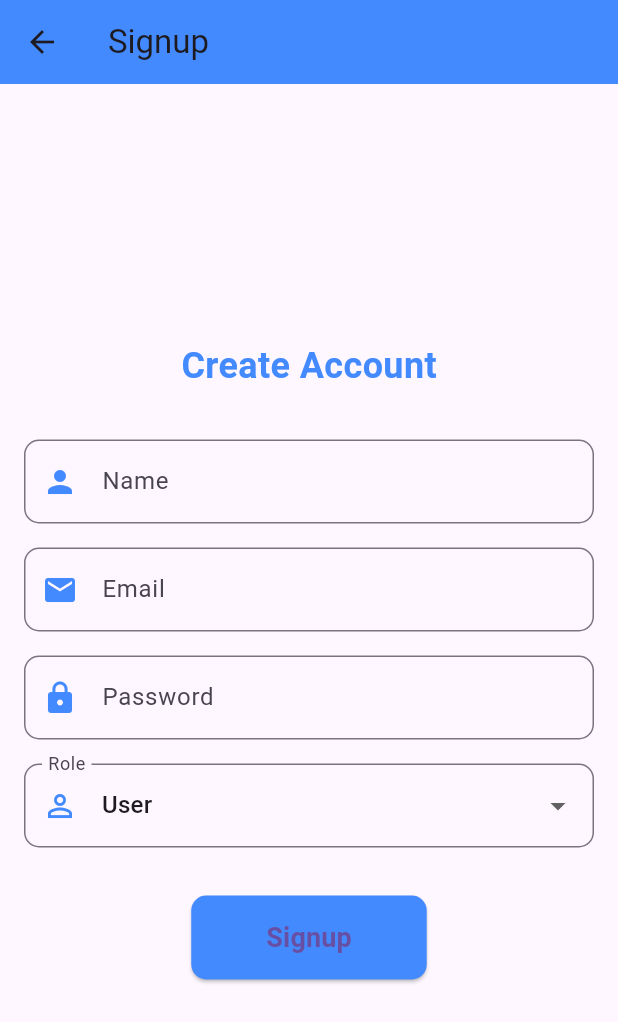
After one commit to MohamedYProg/MobileDev, a Flutter app: the screen it shows after launch, after a tap on "Sign Up", on a phone screen of 412 x 824 dp. The commit adds this screen. Shown: the top 1022 px of the screen. Run offline on Flutter 3.47's test engine with Material 3 defaults, Android fonts, the phone set to English and light mode, and no system bars; our stand-ins replace cloud_firestore, firebase_core; accounts and stored records are empty.

Commit message:
Signup page done

```diff
--- a/lib/main.dart
+++ b/lib/main.dart
@@ -2,6 +2,7 @@ import 'package:flutter/material.dart';
 import 'package:firebase_core/firebase_core.dart';
 import 'firebase_options.dart';
 import 'productListScreen.dart';
+import '/screens/auth/signup_screen.dart';
 
 void main() async {
   WidgetsFlutterBinding.ensureInitialized();
@@ -32,7 +33,10 @@ class HomeScreen extends StatelessWidget {
         title: Text('Home'),
       ),
       body: Center(
-        child: ElevatedButton(
+        child: Column(
+          mainAxisAlignment: MainAxisAlignment.center,
+          children: [
+            ElevatedButton(
               onPressed: () {
                 Navigator.push(
                   context,
@@ -41,6 +45,18 @@ class HomeScreen extends StatelessWidget {
               },
               child: const Text('View Products'),
             ),
+            SizedBox(height: 20), // Add some spacing between the buttons
+            ElevatedButton(
+              onPressed: () {
+                Navigator.push(
+                  context,
+                  MaterialPageRoute(builder: (context) => SignupScreen()),
+                );
+              },
+              child: const Text('Sign Up'),
+            ),
+          ],
+        ),
       ),
     );
   }
--- /dev/null
+++ b/lib/screens/auth/signup_screen.dart
@@ -0,0 +1,148 @@
+import 'package:flutter/material.dart';
+
+class SignupScreen extends StatefulWidget {
+  @override
+  _SignupScreenState createState() => _SignupScreenState();
+}
+
+class _SignupScreenState extends State<SignupScreen> {
+  final TextEditingController _nameController = TextEditingController();
+  final TextEditingController _emailController = TextEditingController();
+  final TextEditingController _passwordController = TextEditingController();
+  String _selectedRole = 'User'; // Default role
+
+  @override
+  Widget build(BuildContext context) {
+    return Scaffold(
+      appBar: AppBar(
+        title: Text('Signup'),
+        backgroundColor: Colors.blueAccent,
+      ),
+      body: Container(
+        padding: EdgeInsets.all(16),
+        child: Center(
+          child: SingleChildScrollView(
+            child: Column(
+              mainAxisAlignment: MainAxisAlignment.center,
+              children: [
+                Text(
+                  'Create Account',
+                  style: TextStyle(
+                    fontSize: 24,
+                    fontWeight: FontWeight.bold,
+                    color: Colors.blueAccent,
+                  ),
+                ),
+                SizedBox(height: 32),
+                _buildTextField(
+                  controller: _nameController,
+                  labelText: 'Name',
+                  icon: Icons.person,
+                ),
+                SizedBox(height: 16),
+                _buildTextField(
+                  controller: _emailController,
+                  labelText: 'Email',
+                  icon: Icons.email,
+                ),
+                SizedBox(height: 16),
+                _buildTextField(
+                  controller: _passwordController,
+                  labelText: 'Password',
+                  icon: Icons.lock,
+                  obscureText: true,
+                ),
+                SizedBox(height: 16),
+                _buildRoleDropdown(),
+                SizedBox(height: 32),
+                _buildSignupButton(context),
+              ],
+            ),
+          ),
+        ),
+      ),
+    );
+  }
+
+  Widget _buildTextField({
+    required TextEditingController controller,
+    required String labelText,
+    required IconData icon,
+    bool obscureText = false,
+  }) {
+    return TextField(
+      controller: controller,
+      decoration: InputDecoration(
+        labelText: labelText,
+        prefixIcon: Icon(icon, color: Colors.blueAccent),
+        border: OutlineInputBorder(
+          borderRadius: BorderRadius.circular(10),
+          borderSide: BorderSide(color: Colors.blueAccent),
+        ),
+        focusedBorder: OutlineInputBorder(
+          borderRadius: BorderRadius.circular(10),
+          borderSide: BorderSide(color: Colors.blueAccent),
+        ),
+      ),
+      obscureText: obscureText,
+    );
+  }
+
+  Widget _buildRoleDropdown() {
+    return DropdownButtonFormField<String>(
+      value: _selectedRole,
+      decoration: InputDecoration(
+        labelText: 'Role',
+        prefixIcon: Icon(Icons.person_outline, color: Colors.blueAccent),
+        border: OutlineInputBorder(
+          borderRadius: BorderRadius.circular(10),
+          borderSide: BorderSide(color: Colors.blueAccent),
+        ),
+        focusedBorder: OutlineInputBorder(
+          borderRadius: BorderRadius.circular(10),
+          borderSide: BorderSide(color: Colors.blueAccent),
+        ),
+      ),
+      items: ['User', 'Admin'].map((String role) {
+        return DropdownMenuItem<String>(
+          value: role,
+          child: Text(role),
+        );
+      }).toList(),
+      onChanged: (String? newValue) {
+        setState(() {
+          _selectedRole = newValue!;
+        });
+      },
+    );
+  }
+
+  Widget _buildSignupButton(BuildContext context) {
+    return ElevatedButton(
+      style: ElevatedButton.styleFrom(
+        backgroundColor: Colors.blueAccent,
+        padding: EdgeInsets.symmetric(horizontal: 50, vertical: 15),
+        shape: RoundedRectangleBorder(
+          borderRadius: BorderRadius.circular(10),
+        ),
+      ),
+      onPressed: () {
+        // Implement signup logic here
+        String name = _nameController.text;
+        String email = _emailController.text;
+        String password = _passwordController.text;
+        String role = _selectedRole;
+        // Use these values to create a new user with role
+
+        print('Name: $name');
+        print('Email: $email');
+        print('Password: $password');
+        print('Role: $role');
+      },
+      child: Text(
+        'Signup',
+        style: TextStyle(fontSize: 18, fontWeight: FontWeight.bold),
+      ),
+    );
+  }
+}
```
Lines whose indentation alone changed are shown as unchanged.
